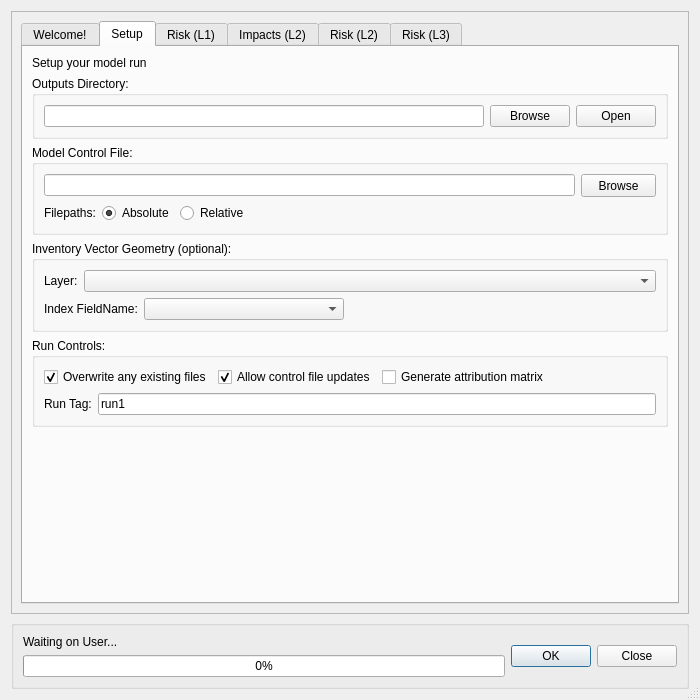
First picture: the form in canflood/model/model.ui, repository NRCan/CanFlood, before the edit.
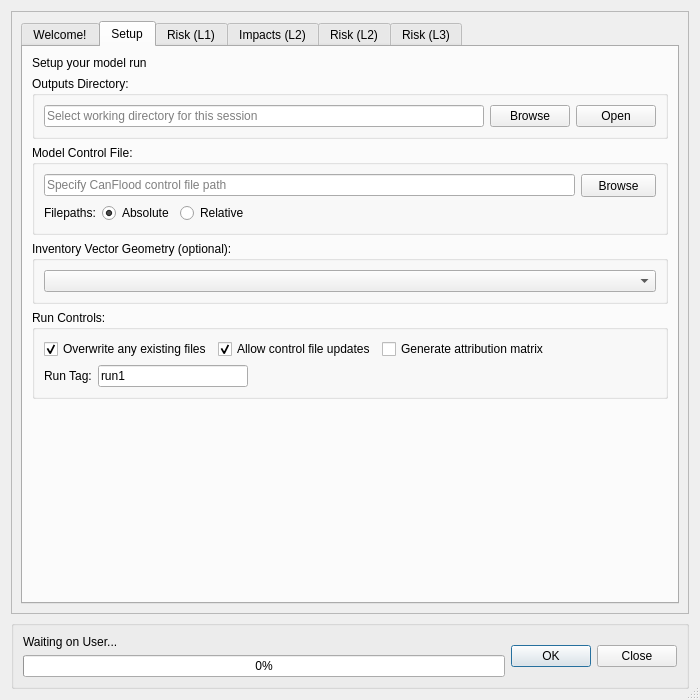
Second picture: the form after the edit. The open tabs and pages were chosen to show the change. Icons and pictures are not drawn. Custom widgets are drawn as their Qt base class.

What changed in the file:
```diff
--- a/canflood/model/model.ui
+++ b/canflood/model/model.ui
@@ -145,7 +145,14 @@
               <item>
                <layout class="QHBoxLayout" name="_6">
                 <item>
-                 <widget class="QLineEdit" name="lineEdit_wd"/>
+                 <widget class="QLineEdit" name="lineEdit_wdir">
+                  <property name="text">
+                   <string/>
+                  </property>
+                  <property name="placeholderText">
+                   <string>Select working directory for this session</string>
+                  </property>
+                 </widget>
                 </item>
                 <item>
                  <widget class="QPushButton" name="pushButton_wd">
@@ -181,7 +188,11 @@
               <item>
                <layout class="QHBoxLayout" name="_16">
                 <item>
-                 <widget class="QLineEdit" name="lineEdit_cf_fp"/>
+                 <widget class="QLineEdit" name="lineEdit_cf_fp">
+                  <property name="placeholderText">
+                   <string>Specify CanFlood control file path</string>
+                  </property>
+                 </widget>
                 </item>
                 <item>
                  <widget class="QToolButton" name="pushButton_cf">
@@ -280,19 +291,6 @@
              <layout class="QVBoxLayout" name="verticalLayout_12">
               <item>
                <layout class="QHBoxLayout" name="horizontalLayout_4">
-                <item>
-                 <widget class="QLabel" name="label_8">
-                  <property name="sizePolicy">
-                   <sizepolicy hsizetype="Fixed" vsizetype="Preferred">
-                    <horstretch>0</horstretch>
-                    <verstretch>0</verstretch>
-                   </sizepolicy>
-                  </property>
-                  <property name="text">
-                   <string>Layer:</string>
-                  </property>
-                 </widget>
-                </item>
                 <item>
                  <widget class="QgsMapLayerComboBox" name="comboBox_JGfinv">
                   <property name="allowEmptyLayer">
@@ -305,67 +303,6 @@
                 </item>
                </layout>
               </item>
-              <item>
-               <layout class="QHBoxLayout" name="horizontalLayout_5">
-                <item>
-                 <widget class="QLabel" name="label_9">
-                  <property name="sizePolicy">
-                   <sizepolicy hsizetype="Fixed" vsizetype="Preferred">
-                    <horstretch>0</horstretch>
-                    <verstretch>0</verstretch>
-                   </sizepolicy>
-                  </property>
-                  <property name="maximumSize">
-                   <size>
-                    <width>100</width>
-                    <height>16777215</height>
-                   </size>
-                  </property>
-                  <property name="text">
-                   <string>Index FieldName:</string>
-                  </property>
-                 </widget>
-                </item>
-                <item>
-                 <widget class="QgsFieldComboBox" name="mFieldComboBox_JGfinv">
-                  <property name="sizePolicy">
-                   <sizepolicy hsizetype="Minimum" vsizetype="Fixed">
-                    <horstretch>0</horstretch>
-                    <verstretch>0</verstretch>
-                   </sizepolicy>
-                  </property>
-                  <property name="minimumSize">
-                   <size>
-                    <width>200</width>
-                    <height>0</height>
-                   </size>
-                  </property>
-                  <property name="maximumSize">
-                   <size>
-                    <width>200</width>
-                    <height>16777215</height>
-                   </size>
-                  </property>
-                  <property name="allowEmptyFieldName">
-                   <bool>true</bool>
-                  </property>
-                 </widget>
-                </item>
-                <item>
-                 <spacer name="horizontalSpacer">
-                  <property name="orientation">
-                   <enum>Qt::Horizontal</enum>
-                  </property>
-                  <property name="sizeHint" stdset="0">
-                   <size>
-                    <width>40</width>
-                    <height>20</height>
-                   </size>
-                  </property>
-                 </spacer>
-                </item>
-               </layout>
-              </item>
              </layout>
             </widget>
            </item>
@@ -441,12 +378,31 @@
                  </widget>
                 </item>
                 <item>
-                 <widget class="QLineEdit" name="linEdit_Stag">
+                 <widget class="QLineEdit" name="linEdit_ScenTag">
+                  <property name="maximumSize">
+                   <size>
+                    <width>150</width>
+                    <height>16777215</height>
+                   </size>
+                  </property>
                   <property name="text">
                    <string>run1</string>
                   </property>
                  </widget>
                 </item>
+                <item>
+                 <spacer name="horizontalSpacer">
+                  <property name="orientation">
+                   <enum>Qt::Horizontal</enum>
+                  </property>
+                  <property name="sizeHint" stdset="0">
+                   <size>
+                    <width>40</width>
+                    <height>20</height>
+                   </size>
+                  </property>
+                 </spacer>
+                </item>
                </layout>
               </item>
              </layout>
@@ -2698,11 +2654,6 @@
   </layout>
  </widget>
  <customwidgets>
-  <customwidget>
-   <class>QgsFieldComboBox</class>
-   <extends>QComboBox</extends>
-   <header>qgsfieldcombobox.h</header>
-  </customwidget>
   <customwidget>
    <class>QgsMapLayerComboBox</class>
    <extends>QComboBox</extends>
```
Left out of the diff: 27 changed lines with no effect on the pictures.
